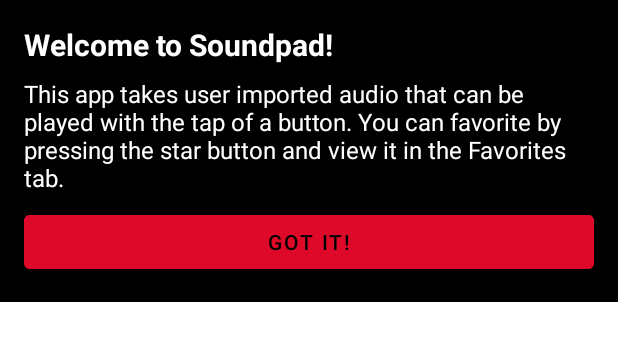
After one commit to AliGFarhat/Soundpad, an Android app built with Jetpack Compose: the layout instructions_popup.xml on its own in the app's theme, with its tools: preview values and no code run, on a phone screen of 412 x 824 dp. The commit adds this screen. Shown: the top 341 px of the screen. Run offline under Robolectric (Android 15) with nearby library versions, the phone set to English and light mode, and no system bars; network calls fail.

Commit message:
- Added instructions popup.

```diff
--- a/app/src/main/java/com/example/soundpad/SplashActivity.kt
+++ b/app/src/main/java/com/example/soundpad/SplashActivity.kt
@@ -1,14 +1,18 @@
 package com.example.soundpad
 
 import android.content.Intent
+import android.content.SharedPreferences
 import android.os.Bundle
 import android.os.Handler
 import android.os.Looper
+import android.util.Log
 import androidx.appcompat.app.AppCompatActivity
 
 class SplashActivity : AppCompatActivity() {
 
-    private val SPLASH_DISPLAY_LENGTH = 1100 // 1.1 seconds
+    private val SPLASH_DISPLAY_LENGTH = 1500 // 1.5 seconds
+    private val PREFS_NAME = "SoundpadPrefs"
+    private val FIRST_LAUNCH_KEY = "isFirstLaunch"
 
     override fun onCreate(savedInstanceState: Bundle?) {
         super.onCreate(savedInstanceState)
--- /dev/null
+++ b/app/src/main/res/layout/instructions_popup.xml
@@ -0,0 +1,34 @@
+<?xml version="1.0" encoding="utf-8"?>
+<LinearLayout xmlns:android="http://schemas.android.com/apk/res/android"
+    android:layout_width="match_parent"
+    android:layout_height="wrap_content"
+    android:orientation="vertical"
+    android:padding="16dp"
+    android:background="#000000">
+
+    <TextView
+        android:layout_width="match_parent"
+        android:layout_height="wrap_content"
+        android:text="@string/instructions_title"
+        android:textSize="20sp"
+        android:textStyle="bold"
+        android:textColor="#FFFFFF" />
+
+    <TextView
+        android:layout_width="match_parent"
+        android:layout_height="wrap_content"
+        android:text="@string/instructions_message"
+        android:textSize="16sp"
+        android:textColor="#FFFFFF"
+        android:layout_marginTop="8dp"
+        android:layout_marginBottom="8dp" />
+
+    <Button
+        android:id="@+id/btnGotIt"
+        android:layout_width="match_parent"
+        android:layout_height="wrap_content"
+        android:text="@string/got_it"
+        android:backgroundTint="#DE0929"
+        android:textColor="#000000" />
+
+</LinearLayout>
--- a/app/src/main/res/values/strings.xml
+++ b/app/src/main/res/values/strings.xml
@@ -1,3 +1,6 @@
 <resources>
     <string name="app_name">Soundpad</string>
+    <string name="instructions_title">Welcome to Soundpad!</string>
+    <string name="instructions_message">This app takes user imported audio that can be played with the tap of a button. You can favorite by pressing the star button and view it in the Favorites tab.</string>
+    <string name="got_it">Got it!</string>
 </resources>
```
Also changed, not shown: app/src/main/java/com/example/soundpad/MainActivity.kt (+58 -0 lines), app/src/main/res/drawable/ic_help.xml (added, +10 -0 lines), app/src/main/res/layout/activity_main.xml (+18 -0 lines).
